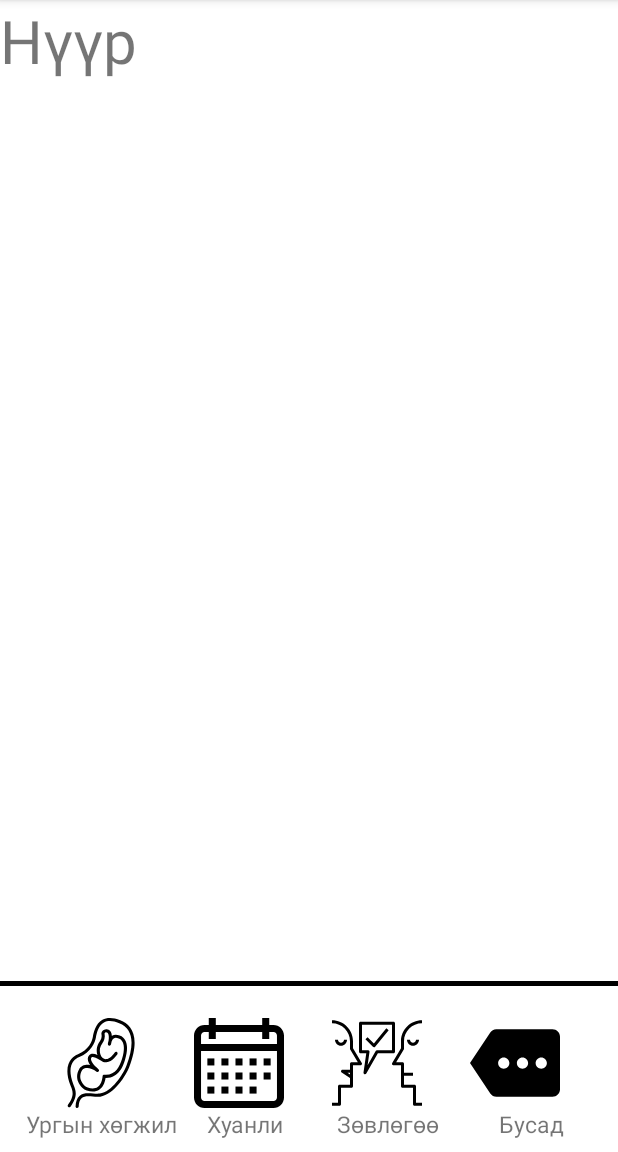
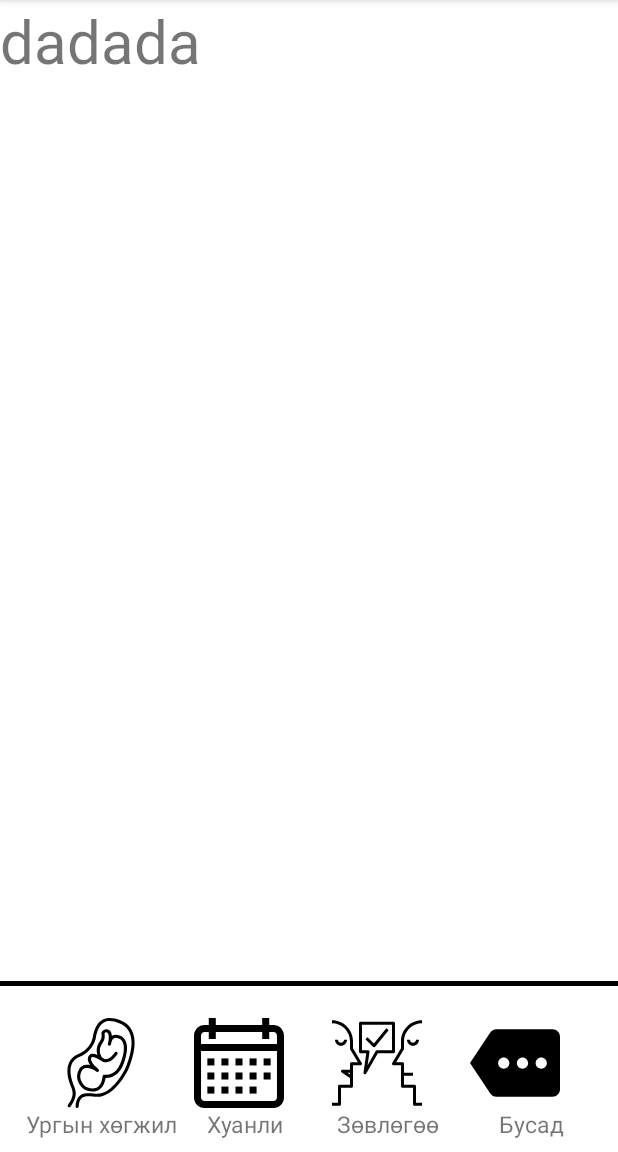
Before and after one commit to Ganhulug/Pregnancy, an Android app: the screen it shows after launch (Home_activity), on a phone screen of 412 x 824 dp, the part 84-1236 px from its top. Run offline under Robolectric (Android 15) with nearby library versions, the phone set to English and light mode, and no system bars.

Commit message:
Жишээ үзүүлэв
Жишээ үзүүлэв

```diff
--- a/app/src/main/res/layout/activity_home_activity.xml
+++ b/app/src/main/res/layout/activity_home_activity.xml
@@ -23,7 +23,7 @@
                 android:layout_width="wrap_content"
                 android:layout_height="wrap_content"
                 android:gravity="center"
-                android:text="Нүүр"
+                android:text="dadada"
                 android:textSize="40dp" />
         </RelativeLayout>
     </ScrollView>
```
